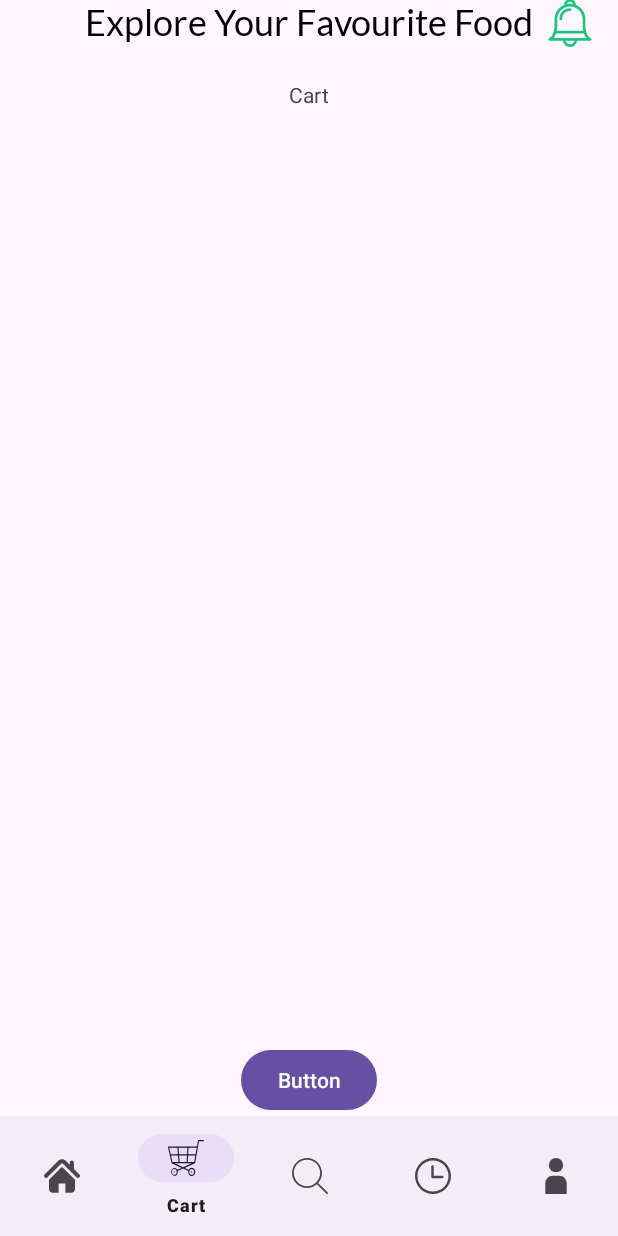
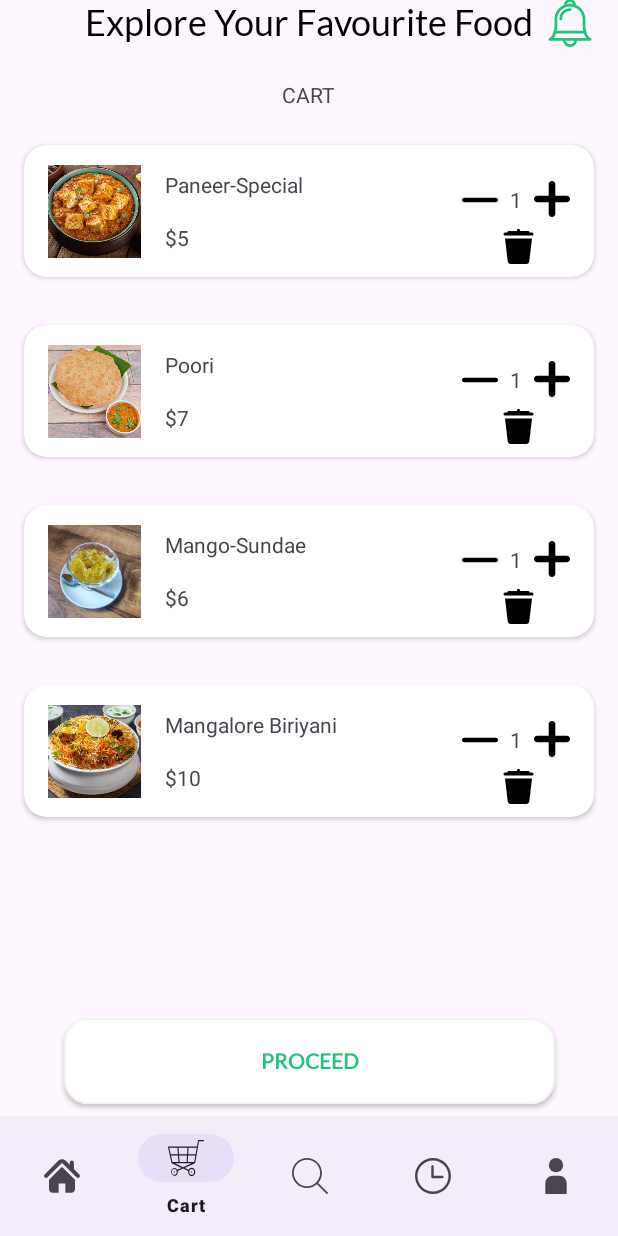
Before and after one commit to Vishwathma2004/SwigMato, an Android app: the CartFragment screen opened through its navigation route, on a phone screen of 412 x 824 dp. Run offline under Robolectric (Android 15) with nearby library versions, the phone set to English and light mode, and no system bars; our stand-ins replace navigation-ui; libraries missing offline, so code that uses them is left out: com.denzcoskun.imageslider; 6 statements that could not run were skipped.

Commit message:
added Cart Fragment

```diff
--- a/app/src/main/java/com/example/food_ordering_app/Fragment/CartFragment.java
+++ b/app/src/main/java/com/example/food_ordering_app/Fragment/CartFragment.java
@@ -1,66 +1,48 @@
 package com.example.food_ordering_app.Fragment;
 
 import android.os.Bundle;
-
-import androidx.fragment.app.Fragment;
-
 import android.view.LayoutInflater;
 import android.view.View;
 import android.view.ViewGroup;
 
+import androidx.fragment.app.Fragment;
+import androidx.recyclerview.widget.LinearLayoutManager;
+
 import com.example.food_ordering_app.R;
+import com.example.food_ordering_app.adapter.CartAdapter;
+import com.example.food_ordering_app.databinding.FragmentCartBinding;
 
-/**
- * A simple {@link Fragment} subclass.
- * Use the {@link CartFragment#newInstance} factory method to
- * create an instance of this fragment.
- */
+import java.util.ArrayList;
+import java.util.Arrays;
+
 public class CartFragment extends Fragment {
 
-    // TODO: Rename parameter arguments, choose names that match
-    // the fragment initialization parameters, e.g. ARG_ITEM_NUMBER
-    private static final String ARG_PARAM1 = "param1";
-    private static final String ARG_PARAM2 = "param2";
-
-    // TODO: Rename and change types of parameters
-    private String mParam1;
-    private String mParam2;
-
-    public CartFragment() {
-        // Required empty public constructor
-    }
-
-    /**
-     * Use this factory method to create a new instance of
-     * this fragment using the provided parameters.
-     *
-     * @param param1 Parameter 1.
-     * @param param2 Parameter 2.
-     * @return A new instance of fragment CartFragment.
-     */
-    // TODO: Rename and change types and number of parameters
-    public static CartFragment newInstance(String param1, String param2) {
-        CartFragment fragment = new CartFragment();
-        Bundle args = new Bundle();
-        args.putString(ARG_PARAM1, param1);
-        args.putString(ARG_PARAM2, param2);
-        fragment.setArguments(args);
-        return fragment;
-    }
-
-    @Override
-    public void onCreate(Bundle savedInstanceState) {
-        super.onCreate(savedInstanceState);
-        if (getArguments() != null) {
-            mParam1 = getArguments().getString(ARG_PARAM1);
-            mParam2 = getArguments().getString(ARG_PARAM2);
-        }
-    }
+    private FragmentCartBinding binding;
 
     @Override
     public View onCreateView(LayoutInflater inflater, ViewGroup container,
                              Bundle savedInstanceState) {
-        // Inflate the layout for this fragment
-        return inflater.inflate(R.layout.fragment_cart, container, false);
+        binding = FragmentCartBinding.inflate(inflater, container, false);
+
+        ArrayList<String> cartFoodName = new ArrayList<>(Arrays.asList("Paneer-Special", "Poori", "Mango-Sundae", "Mangalore Biriyani"));
+        ArrayList<String> cartFoodPrice = new ArrayList<>(Arrays.asList("$5", "$7", "$6", "$10"));
+        ArrayList<Integer> cartItemImage = new ArrayList<>(Arrays.asList(
+                R.drawable.menu1,
+                R.drawable.menu2,
+                R.drawable.menu4,
+                R.drawable.menu5
+        ));
+
+        CartAdapter adapter = new CartAdapter(cartFoodName, cartFoodPrice, cartItemImage);
+        binding.cartRecyclerView.setLayoutManager(new LinearLayoutManager(getContext()));
+        binding.cartRecyclerView.setAdapter(adapter);
+
+        return binding.getRoot();
+    }
+
+    @Override
+    public void onDestroyView() {
+        super.onDestroyView();
+        binding = null;
     }
 }
--- a/app/src/main/java/com/example/food_ordering_app/adapter/CartAdapter.java
+++ b/app/src/main/java/com/example/food_ordering_app/adapter/CartAdapter.java
@@ -1,35 +1,93 @@
 package com.example.food_ordering_app.adapter;
+
 import android.view.LayoutInflater;
+import android.view.View;
 import android.view.ViewGroup;
 
 import androidx.annotation.NonNull;
-import androidx.collection.MutableIntList;
 import androidx.recyclerview.widget.RecyclerView;
 
 import com.example.food_ordering_app.databinding.CartItemBinding;
 
-import java.lang.reflect.Array;
 import java.util.ArrayList;
 
-public class CartAdapter extends RecyclerView.Adapter<CartAdapter.CartViewHolder>{
-    class CartViewHolder(ArrayList<String> cartItems, MutableIntList<String>, ArrayList CartItemPrice<String>,MutableIntList<Integer> cartImage) extends RecyclerView.Adapter<CartAdapter.CartViewHolder>{
-        CartItemBinding binding = CartItemBinding.bind()
+public class CartAdapter extends RecyclerView.Adapter<CartAdapter.CartViewHolder> {
+
+    private final ArrayList<String> cartItems;
+    private final ArrayList<String> cartItemPrices;
+    private final ArrayList<Integer> cartImages;
+    private final ArrayList<Integer> itemQuantities;  // Changed to ArrayList<Integer>
+
+    public CartAdapter(ArrayList<String> cartItems, ArrayList<String> cartItemPrices, ArrayList<Integer> cartImages) {
+        this.cartItems = cartItems;
+        this.cartItemPrices = cartItemPrices;
+        this.cartImages = cartImages;
+        this.itemQuantities = new ArrayList<>();
+        for (int i = 0; i < cartItems.size(); i++) {
+            itemQuantities.add(1);
+        }
+    }
+
+    public static class CartViewHolder extends RecyclerView.ViewHolder {
+        CartItemBinding binding;
+
+        public CartViewHolder(@NonNull CartItemBinding binding) {
+            super(binding.getRoot());
+            this.binding = binding;
+        }
     }
 
     @NonNull
     @Override
     public CartViewHolder onCreateViewHolder(@NonNull ViewGroup parent, int viewType) {
-        CartItemBinding binding = CartItemBinding.inflate(LayoutInflater.from(parent.getContext()),parent,false);
+        CartItemBinding binding = CartItemBinding.inflate(LayoutInflater.from(parent.getContext()), parent, false);
         return new CartViewHolder(binding);
     }
 
     @Override
-    public int getItemCount() {
-        return cart;
+    public void onBindViewHolder(@NonNull CartViewHolder holder, int position) {
+        holder.binding.cartFoodName.setText(cartItems.get(position));
+        holder.binding.cartFoodPrice.setText(cartItemPrices.get(position));
+        holder.binding.cartItemImage.setImageResource(cartImages.get(position));
+        holder.binding.cartItemQuantity.setText(String.valueOf(itemQuantities.get(position)));
+
+        holder.binding.plusButton.setOnClickListener(v -> {
+            int currentPosition = holder.getAdapterPosition();
+            if (currentPosition != RecyclerView.NO_POSITION) {
+                int currentQty = itemQuantities.get(currentPosition);
+                if (currentQty < 100) {
+                    itemQuantities.set(currentPosition, currentQty + 1);
+                    notifyItemChanged(currentPosition);
+                }
+            }
+        });
+
+        holder.binding.minusButton.setOnClickListener(v -> {
+            int currentPosition = holder.getAdapterPosition();
+            if (currentPosition != RecyclerView.NO_POSITION) {
+                int currentQty = itemQuantities.get(currentPosition);
+                if (currentQty > 1) {
+                    itemQuantities.set(currentPosition, currentQty - 1);
+                    notifyItemChanged(currentPosition);
+                }
+            }
+        });
+
+        holder.binding.deleteButton.setOnClickListener(v -> {
+            int currentPosition = holder.getAdapterPosition();
+            if (currentPosition != RecyclerView.NO_POSITION) {
+                cartItems.remove(currentPosition);
+                cartItemPrices.remove(currentPosition);
+                cartImages.remove(currentPosition);
+                itemQuantities.remove(currentPosition);
+                notifyItemRemoved(currentPosition);
+                notifyItemRangeChanged(currentPosition, cartItems.size());
+            }
+        });
     }
 
     @Override
-    public void onBindViewHolder(@NonNull CartViewHolder holder, int position) {
-
+    public int getItemCount() {
+        return cartItems.size();
     }
 }
--- /dev/null
+++ b/app/src/main/res/drawable/proceed.xml
@@ -0,0 +1,6 @@
+<?xml version="1.0" encoding="utf-8"?>
+<shape xmlns:android="http://schemas.android.com/apk/res/android">
+<solid android:color="@color/white"/>
+    <stroke android:color="#f4f4f4" android:width="1dp"/>
+    <corners android:radius="15dp"/>
+</shape>
--- a/app/src/main/res/layout/cart_item.xml
+++ b/app/src/main/res/layout/cart_item.xml
@@ -25,8 +25,9 @@
 
             <ImageView
                 android:id="@+id/cartItemImage"
-                android:layout_width="wrap_content"
-                android:layout_height="wrap_content"
+                android:layout_width="62dp"
+                android:layout_height="62dp"
+                android:layout_marginLeft="16dp"
                 android:scaleType="centerCrop"
                 app:layout_constraintBottom_toBottomOf="parent"
                 app:layout_constraintStart_toStartOf="parent"
@@ -37,6 +38,7 @@
                 android:id="@+id/cartFoodName"
                 android:layout_width="wrap_content"
                 android:layout_height="wrap_content"
+                android:layout_marginLeft="16dp"
                 android:text="TextView"
                 app:layout_constraintBottom_toTopOf="@+id/cartFoodPrice"
                 app:layout_constraintStart_toEndOf="@+id/cartItemImage"
@@ -46,13 +48,14 @@
                 android:id="@+id/cartFoodPrice"
                 android:layout_width="wrap_content"
                 android:layout_height="wrap_content"
+                android:layout_marginLeft="16dp"
                 android:text="TextView"
                 app:layout_constraintBottom_toBottomOf="parent"
                 app:layout_constraintStart_toEndOf="@+id/cartItemImage"
                 app:layout_constraintTop_toBottomOf="@+id/cartFoodName" />
 
             <TextView
-                android:id="@+id/quantity"
+                android:id="@+id/cartItemQuantity"
                 android:layout_width="wrap_content"
                 android:layout_height="wrap_content"
                 android:layout_marginEnd="8dp"
@@ -69,9 +72,9 @@
                 android:background="@android:color/transparent"
                 android:padding="20dp"
                 android:src="@drawable/minus"
-                app:layout_constraintBottom_toBottomOf="@+id/quantity"
-                app:layout_constraintEnd_toStartOf="@+id/quantity"
-                app:layout_constraintTop_toTopOf="@+id/quantity" />
+                app:layout_constraintBottom_toBottomOf="@+id/cartItemQuantity"
+                app:layout_constraintEnd_toStartOf="@+id/cartItemQuantity"
+                app:layout_constraintTop_toTopOf="@+id/cartItemQuantity" />
 
             <ImageButton
                 android:id="@+id/plusButton"
@@ -89,8 +92,8 @@
                 android:id="@+id/deleteButton"
                 android:layout_width="24dp"
                 android:layout_height="024dp"
-                android:layout_marginTop="24dp"
-                android:layout_marginBottom="16dp"
+                android:layout_marginTop="8dp"
+                android:layout_marginBottom="8dp"
                 android:background="@android:color/transparent"
                 app:layout_constraintBottom_toBottomOf="parent"
                 app:layout_constraintEnd_toEndOf="@+id/plusButton"
--- a/app/src/main/res/layout/fragment_cart.xml
+++ b/app/src/main/res/layout/fragment_cart.xml
@@ -14,6 +14,7 @@
         android:layout_height="wrap_content"
         android:layout_marginTop="8dp"
         android:text="Cart"
+        android:textAllCaps="true"
         app:layout_constraintBottom_toBottomOf="parent"
         app:layout_constraintEnd_toEndOf="parent"
         app:layout_constraintStart_toStartOf="parent"
@@ -26,16 +27,22 @@
         android:layout_height="0dp"
         android:layout_marginTop="8dp"
         android:layout_marginBottom="16dp"
-        app:layout_constraintBottom_toTopOf="@+id/button3"
+        app:layout_constraintBottom_toTopOf="@+id/proceed"
         app:layout_constraintEnd_toEndOf="parent"
         app:layout_constraintStart_toStartOf="parent"
         app:layout_constraintTop_toBottomOf="@+id/cartText" />
 
-    <Button
-        android:id="@+id/button3"
-        android:layout_width="wrap_content"
-        android:layout_height="wrap_content"
-        android:text="Button"
+    <androidx.appcompat.widget.AppCompatButton
+        android:id="@+id/proceed"
+        android:layout_width="327dp"
+        android:layout_height="57dp"
+        android:layout_marginBottom="8dp"
+        android:background="@drawable/proceed"
+        android:elevation="5dp"
+        android:fontFamily="@font/latoregular"
+        android:text="Proceed"
+        android:textColor="@color/green"
+        android:textStyle="bold"
         app:layout_constraintBottom_toBottomOf="parent"
         app:layout_constraintEnd_toEndOf="parent"
         app:layout_constraintStart_toStartOf="parent" />
```
